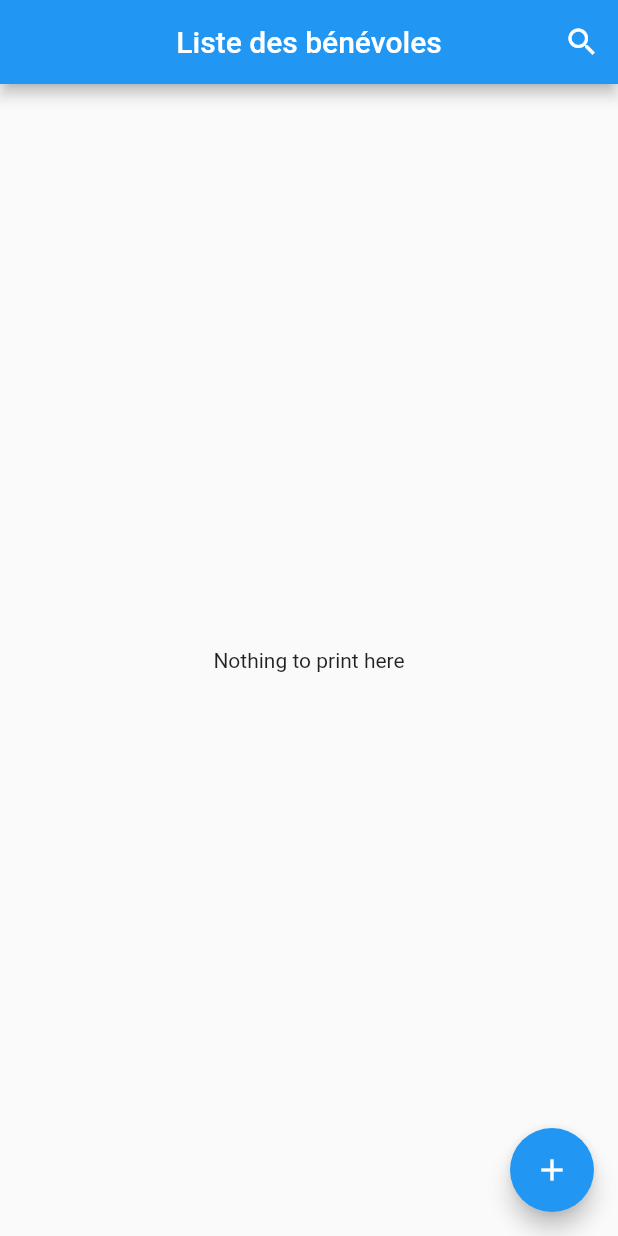
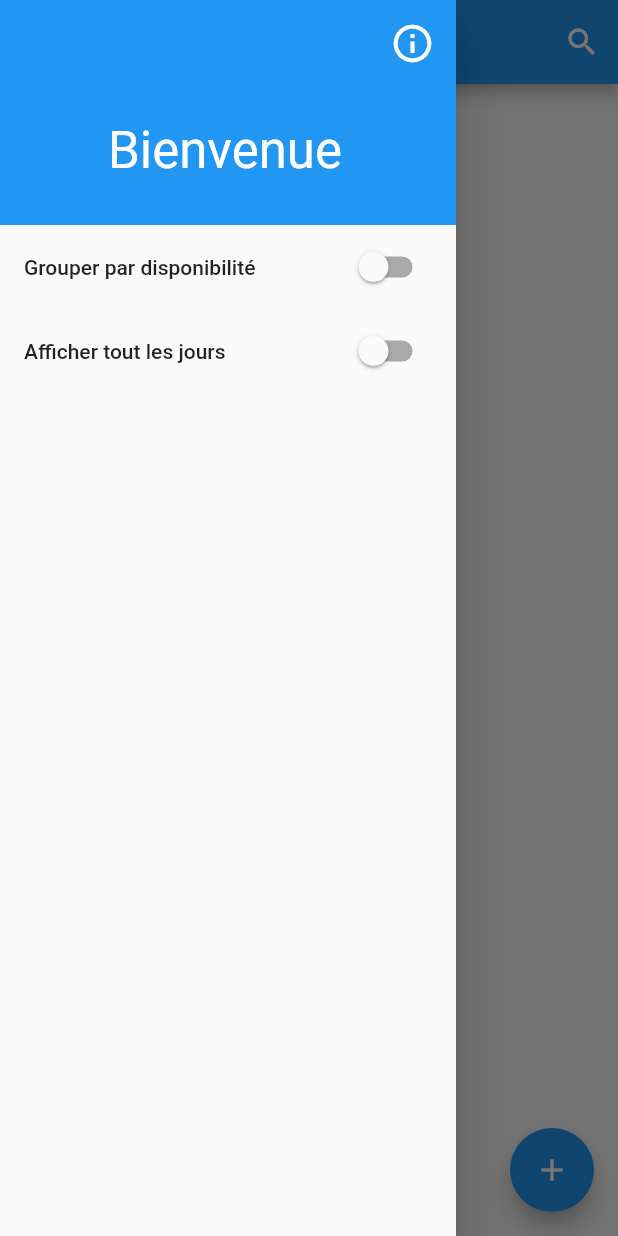
Before and after one commit to misaJohary/benevole-gestion-with-read-and-write-json-file, a Flutter app: the screen it shows after launch, with the side drawer open (before the commit the screen has no drawer), on a phone screen of 412 x 824 dp. Run offline on Flutter 3.47's test engine with Material 2 defaults, Android fonts, the phone set to English and light mode, and no system bars.

```diff
--- a/lib/screens/home_test.dart
+++ b/lib/screens/home_test.dart
@@ -11,7 +11,7 @@ class HomePageTest extends StatefulWidget {
 }
 
 class _HomePageTestState extends State<HomePageTest> {
-  bool _groupByAvaibility = true;
+  bool _groupByAvaibility = false;
   bool _showEmpty = false;
   final List<String> _day = [
     'Lundi',
@@ -81,6 +81,64 @@ class _HomePageTestState extends State<HomePageTest> {
             icon: Icon(Icons.search),
           )
         ],
+      ),
+      drawer: SafeArea(
+        child: Drawer(
+          child: Column(
+            children: [
+              Container(
+                width: double.infinity,
+                height: 150,
+                decoration:
+                    BoxDecoration(color: Theme.of(context).primaryColor),
+                child: Stack(
+                  children: [
+                    Positioned(
+                      left: 50,
+                      bottom: 20,
+                      width: 200,
+                      child: Padding(
+                        padding: EdgeInsets.all(10),
+                        child: Text('Bienvenue',
+                            textAlign: TextAlign.center,
+                            style: Theme.of(context)
+                                .textTheme
+                                .headline4
+                                .copyWith(color: Colors.white),
+                            softWrap: true,
+                            overflow: TextOverflow.clip),
+                      ),
+                    ),
+                    Positioned(
+                      top: 5,
+                      right: 5,
+                      child: IconButton(
+                        onPressed: () {
+
+                        },
+                        icon: Icon(
+                          Icons.info_outline,
+                          color: Colors.white,
+                          size: 30,
+                        ),
+                      ),
+                    )
+                  ],
+                ),
+              ),
+              SwitchListTile(title: Text('Grouper par disponibilité'),value: _groupByAvaibility, onChanged: (value){
+                setState(() {
+                  _groupByAvaibility = value;
+                });
+              }),
+              SwitchListTile(title: Text('Afficher tout les jours'), value: _showEmpty, onChanged: (value){
+                setState(() {
+                  _showEmpty = value;
+                });
+              }),
+            ],
+          ),
+        ),
       ),
       body: context.select((BenevoleNotifier controller) => controller
                   .benevole !=
```
